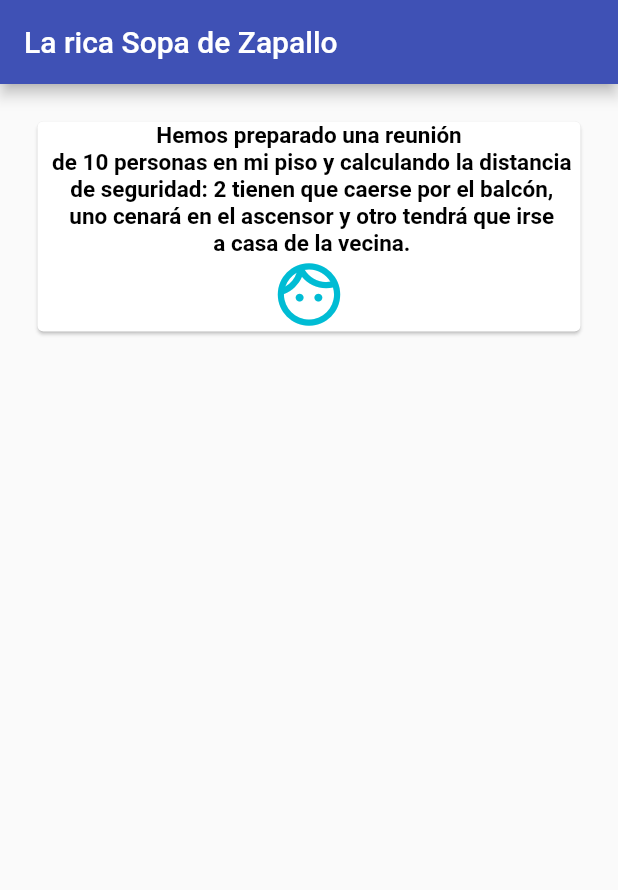
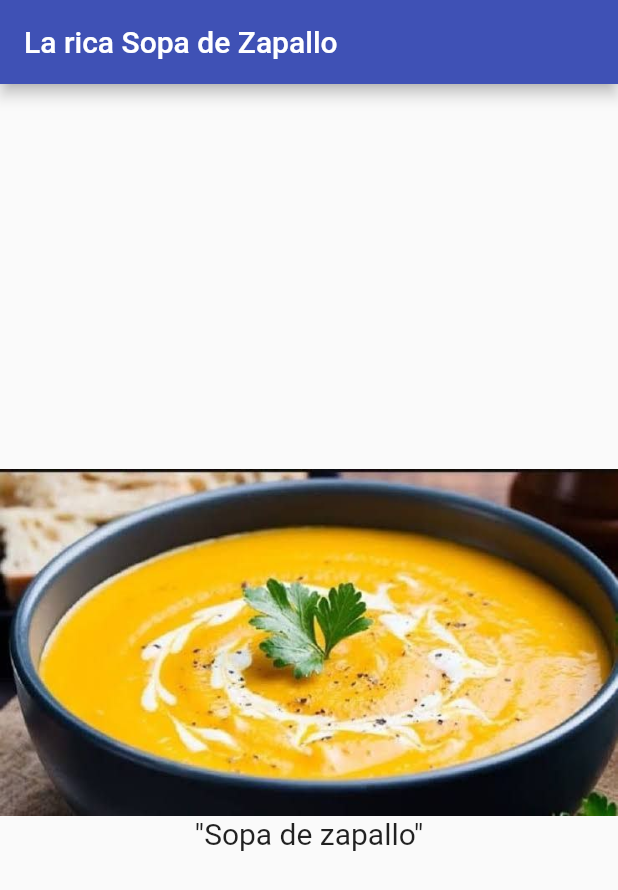
Before and after one commit to JeanJaramillo/drawer_ejemplo, a Flutter app: the Plato screen opened directly, on a phone screen of 412 x 824 dp. Shown: the top 890 px of the screen. Run offline on Flutter 3.47's test engine with Material 2 defaults, Android fonts, the phone set to English and light mode, and no system bars.

Commit message:
sopa foto

```diff
--- a/lib/pages/tappages/plato.dart
+++ b/lib/pages/tappages/plato.dart
@@ -9,22 +9,17 @@ class Plato extends StatelessWidget {
       ),
       body: Center(
         child: Column(
-          crossAxisAlignment: CrossAxisAlignment.stretch,
+          mainAxisAlignment: MainAxisAlignment.center,
           children: <Widget>[
-            MyCard(
-                title: const Text(
-                    'Hemos preparado una reunión \n de 10 personas en mi piso y calculando la distancia \n de seguridad: 2 tienen que caerse por el balcón, \n uno cenará en el ascensor y otro tendrá que irse \n a casa de la vecina.',
-                    textAlign: TextAlign.center,
-                    overflow: TextOverflow.ellipsis,
-                    style: TextStyle(
-                        fontWeight: FontWeight.bold,
-                        color: Colors.black,
-                        fontSize: 15)),
-                icon: const Icon(
-                  Icons.face_outlined,
-                  size: 50,
-                  color: Colors.cyan,
-                )),
+            Container(
+              child: Column(children: [
+                Image.asset('assets/sopa.jpg', fit: BoxFit.contain)
+              ]),
+            ),
+            Text(
+              '"Sopa de zapallo"',
+              style: TextStyle(fontSize: 20),
+            )
           ],
         ),
       ),
--- a/pubspec.yaml
+++ b/pubspec.yaml
@@ -64,6 +64,7 @@ flutter:
     - assets/luz.jpg
     - assets/joao.jpg
     - assets/jean.jpg
+    - assets/sopa.jpg
 
   # An image asset can refer to one or more resolution-specific "variants", see
   # https://flutter.dev/assets-and-images/#resolution-aware.
```
